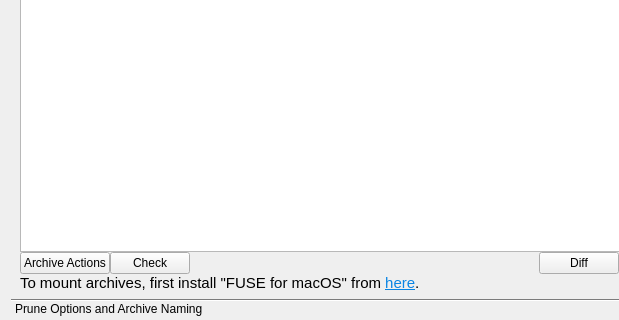
This is src/vorta/assets/UI/archivetab.ui in borgbase/vorta as Qt 5 draws it before an edit; both pictures show x 0 to 619 and y 194 to 514 of the 799 by 514 pixel window. The edited form follows.
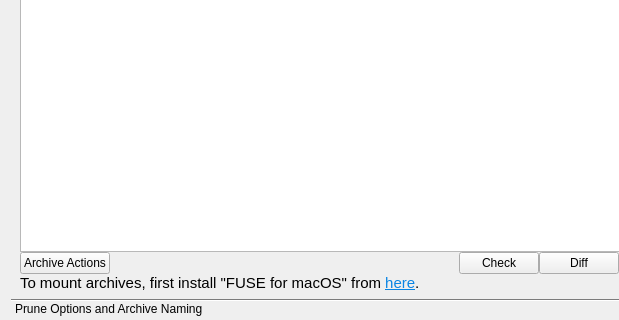
This is the edited form.

Commit message: Move check button right

```diff
--- a/src/vorta/assets/UI/archivetab.ui
+++ b/src/vorta/assets/UI/archivetab.ui
@@ -106,13 +106,6 @@
            </property>
           </widget>
          </item>
-         <item>
-          <widget class="QPushButton" name="checkButton">
-           <property name="text">
-            <string>Check</string>
-           </property>
-          </widget>
-         </item>
          <item>
           <spacer name="horizontalSpacer">
            <property name="orientation">
@@ -126,6 +119,13 @@
            </property>
           </spacer>
          </item>
+         <item>
+          <widget class="QPushButton" name="checkButton">
+           <property name="text">
+            <string>Check</string>
+           </property>
+          </widget>
+         </item>
          <item>
           <widget class="QPushButton" name="diffButton">
            <property name="text">
```
